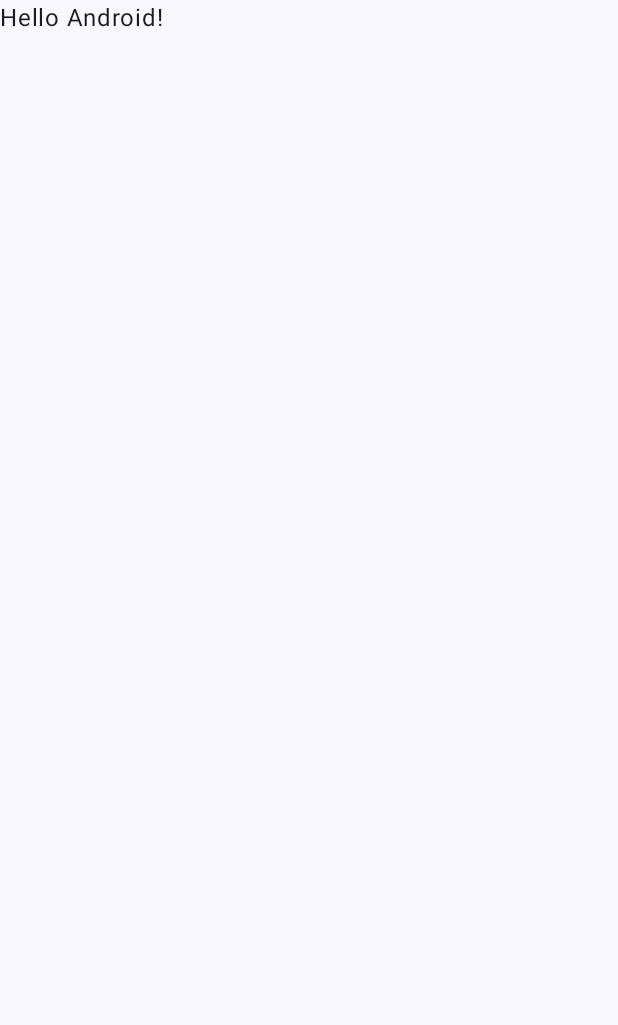
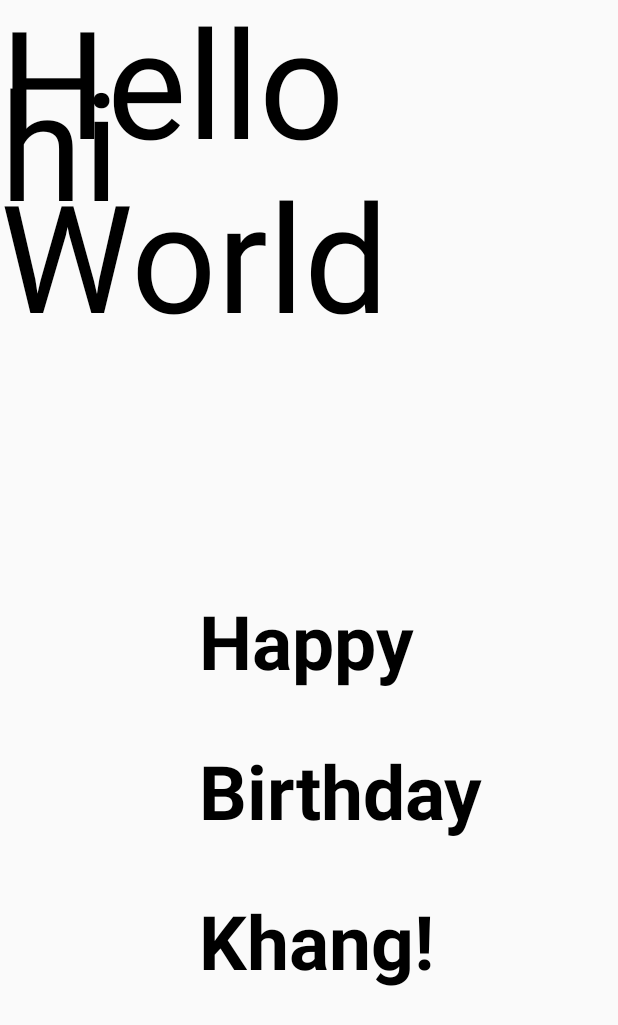
Before and after one commit to ngdph/android-playground, an Android app built with Jetpack Compose: the screen it shows after launch (MainActivity), on a phone screen of 412 x 824 dp. Before the commit the part shown is almost empty. Shown: the top 1025 px of the screen. Run offline under Robolectric (Android 15) with nearby library versions, the phone set to English and light mode, and no system bars.

Commit message:
practice jetpack compose

```diff
--- a/khang.huynhquoc/Project0/app/src/main/java/com/example/pj0/MainActivity.kt
+++ b/khang.huynhquoc/Project0/app/src/main/java/com/example/pj0/MainActivity.kt
@@ -1,47 +1,61 @@
 package com.example.pj0
-
 import android.os.Bundle
 import androidx.activity.ComponentActivity
 import androidx.activity.compose.setContent
 import androidx.activity.enableEdgeToEdge
-import androidx.compose.foundation.layout.fillMaxSize
+import androidx.compose.foundation.layout.Column
+import androidx.compose.foundation.layout.Spacer
+import androidx.compose.foundation.layout.height
 import androidx.compose.foundation.layout.padding
-import androidx.compose.material3.Scaffold
 import androidx.compose.material3.Text
 import androidx.compose.runtime.Composable
 import androidx.compose.ui.Modifier
-import androidx.compose.ui.tooling.preview.Preview
-import com.example.pj0.ui.theme.Pj0Theme
+import androidx.compose.ui.graphics.Color
+import androidx.compose.ui.text.TextStyle
+import androidx.compose.ui.text.font.FontWeight
+import androidx.compose.ui.text.style.TextAlign
+import androidx.compose.ui.unit.dp
+import androidx.compose.ui.unit.sp
 
 class MainActivity : ComponentActivity() {
     override fun onCreate(savedInstanceState: Bundle?) {
         super.onCreate(savedInstanceState)
         enableEdgeToEdge()
         setContent {
-            Pj0Theme {
-                Scaffold(modifier = Modifier.fillMaxSize()) { innerPadding ->
-                    Greeting(
-                        name = "Android",
-                        modifier = Modifier.padding(innerPadding)
-                    )
-                }
-            }
+
+            Greeting("Khang")
+            GreetingText("Hello World","hi")
+
         }
     }
 }
 
 @Composable
-fun Greeting(name: String, modifier: Modifier = Modifier) {
+fun Greeting(name:String) {
+    Column(modifier = Modifier.padding(start = 120.dp)) {
+        Spacer(modifier = Modifier.height(400.dp))
+        Text(" Happy\n Birthday \n $name!",
+            style = TextStyle(
+                fontSize = 50.sp, // Thay đổi kích thước văn bản ở đây
+                lineHeight = 100.sp,
+                color = Color.Black,
+                fontWeight = FontWeight.Bold,
+                //textAlign = TextAlign.Center
+            )
+        )
+    }
+}
+
+@Composable
+fun GreetingText(message: String,from:String, modifier: Modifier = Modifier) {
     Text(
-        text = "Hello $name!",
-        modifier = modifier
+        text = message,
+        fontSize = 100.sp,
+        lineHeight = 116.sp,
+    )
+    Text(
+        text=from,
+        fontSize = 100.sp ,
+        lineHeight = 200.sp,
     )
 }
-
-@Preview(showBackground = true)
-@Composable
-fun GreetingPreview() {
-    Pj0Theme {
-        Greeting("Android")
-    }
-}
```
